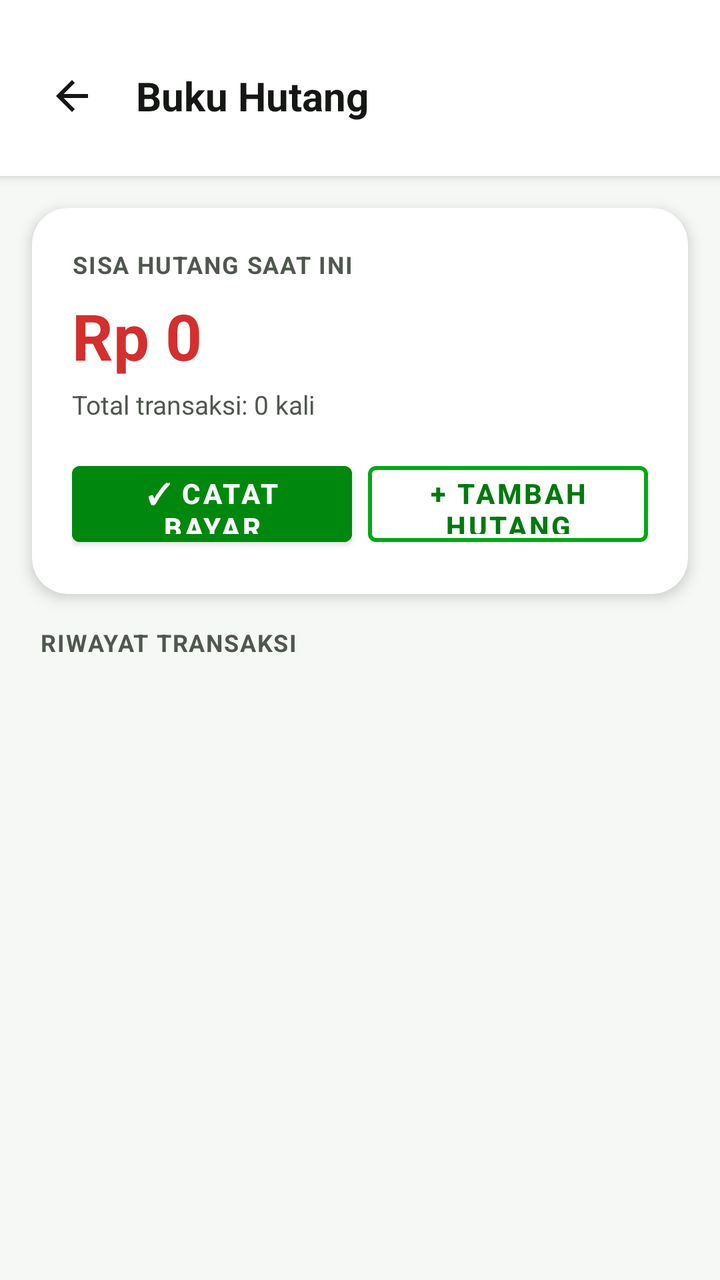
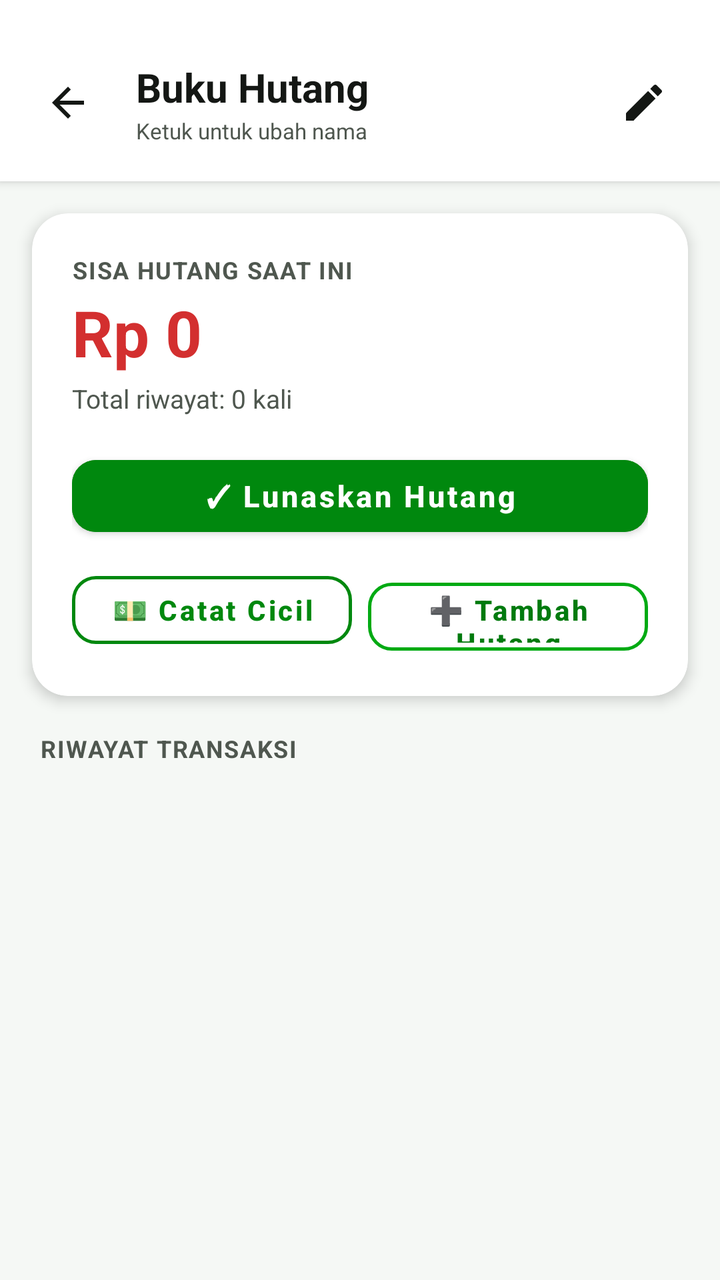

Compare the two renders of this Android layout. The source of the first and the diff that turns it into the second are given below.
<!-- AndroidManifest.xml: application theme Theme.BukuHutangDarfin -->
<!-- res/layout/activity_detail.xml -->
<?xml version="1.0" encoding="utf-8"?>
<LinearLayout xmlns:android="http://schemas.android.com/apk/res/android"
    xmlns:app="http://schemas.android.com/apk/res-auto"
    android:layout_width="match_parent"
    android:layout_height="match_parent"
    android:background="@color/background_light"
    android:orientation="vertical">

    
    <LinearLayout
        android:layout_width="match_parent"
        android:layout_height="wrap_content"
        android:background="@color/card_surface"
        android:elevation="3dp"
        android:gravity="center_vertical"
        android:orientation="horizontal"
        android:paddingStart="12dp"
        android:paddingTop="24dp"
        android:paddingEnd="16dp"
        android:paddingBottom="16dp">

        <ImageButton
            android:id="@+id/btnBack"
            android:layout_width="48dp"
            android:layout_height="48dp"
            android:background="?attr/selectableItemBackgroundBorderless"
            android:contentDescription="Kembali"
            android:src="@drawable/ic_back" />

        <TextView
            android:id="@+id/tvDetailTitle"
            android:layout_width="0dp"
            android:layout_height="wrap_content"
            android:layout_marginStart="8dp"
            android:layout_weight="1"
            android:text="Buku Hutang"
            android:textColor="@color/text_primary"
            android:textSize="20sp"
            android:textStyle="bold" />
    </LinearLayout>

    
    <androidx.cardview.widget.CardView
        android:layout_width="match_parent"
        android:layout_height="wrap_content"
        android:layout_marginStart="16dp"
        android:layout_marginTop="16dp"
        android:layout_marginEnd="16dp"
        app:cardBackgroundColor="@color/card_surface"
        app:cardCornerRadius="18dp"
        app:cardElevation="4dp">

        <LinearLayout
            android:layout_width="match_parent"
            android:layout_height="wrap_content"
            android:orientation="vertical"
            android:padding="20dp">

            <TextView
                android:layout_width="wrap_content"
                android:layout_height="wrap_content"
                android:letterSpacing="0.05"
                android:text="SISA HUTANG SAAT INI"
                android:textColor="@color/text_secondary"
                android:textSize="12sp"
                android:textStyle="bold" />

            <TextView
                android:id="@+id/tvDetailRemainingDebt"
                android:layout_width="wrap_content"
                android:layout_height="wrap_content"
                android:layout_marginTop="6dp"
                android:text="Rp 0"
                android:textColor="@color/debt_red"
                android:textSize="32sp"
                android:textStyle="bold" />

            <TextView
                android:id="@+id/tvDetailSubtext"
                android:layout_width="wrap_content"
                android:layout_height="wrap_content"
                android:layout_marginTop="4dp"
                android:text="Total transaksi: 0 kali"
                android:textColor="@color/text_secondary"
                android:textSize="13sp" />

            
            <LinearLayout
                android:layout_width="match_parent"
                android:layout_height="wrap_content"
                android:layout_marginTop="16dp"
                android:orientation="horizontal">

                <Button
                    android:id="@+id/btnQuickPay"
                    style="@style/Widget.MaterialComponents.Button"
                    android:layout_width="0dp"
                    android:layout_height="50dp"
                    android:layout_weight="1"
                    android:backgroundTint="@color/paid_green"
                    android:text="✓ Catat Bayar"
                    android:textColor="@color/white"
                    android:textSize="14sp"
                    android:textStyle="bold" />

                <Button
                    android:id="@+id/btnAddDebtForPerson"
                    style="@style/Widget.MaterialComponents.Button.OutlinedButton"
                    android:layout_width="0dp"
                    android:layout_height="50dp"
                    android:layout_marginStart="8dp"
                    android:layout_weight="1"
                    app:strokeColor="@color/primary"
                    app:strokeWidth="2dp"
                    android:text="+ Tambah Hutang"
                    android:textColor="@color/primary_dark"
                    android:textSize="14sp"
                    android:textStyle="bold" />
            </LinearLayout>

        </LinearLayout>
    </androidx.cardview.widget.CardView>

    <TextView
        android:layout_width="wrap_content"
        android:layout_height="wrap_content"
        android:layout_marginStart="20dp"
        android:layout_marginTop="16dp"
        android:layout_marginBottom="8dp"
        android:letterSpacing="0.05"
        android:text="RIWAYAT TRANSAKSI"
        android:textColor="@color/text_secondary"
        android:textSize="12sp"
        android:textStyle="bold" />

    
    <androidx.recyclerview.widget.RecyclerView
        android:id="@+id/rvTransactions"
        android:layout_width="match_parent"
        android:layout_height="0dp"
        android:layout_weight="1"
        android:clipToPadding="false"
        android:paddingStart="12dp"
        android:paddingEnd="12dp"
        android:paddingBottom="16dp" />

</LinearLayout>
<!-- resources referenced by this layout -->
<resources>
  <color name="background_light">#F5F8F5</color>
  <color name="card_surface">#FFFFFF</color>
  <color name="debt_red">#D32F2F</color>
  <color name="paid_green">#00880E</color>
  <color name="primary">#00AA13</color>
  <color name="primary_dark">#007A0E</color>
  <color name="text_primary">#141714</color>
  <color name="text_secondary">#4F574F</color>
  <color name="white">#FFFFFF</color>
  <!-- drawable ic_back (drawable) -->
  <vector xmlns:android="http://schemas.android.com/apk/res/android"
      android:width="24dp"
      android:height="24dp"
      android:viewportWidth="24"
      android:viewportHeight="24">
      <path
          android:fillColor="@color/text_primary"
          android:pathData="M20,11H7.83l5.59,-5.59L12,4l-8,8 8,8 1.41,-1.41L7.83,13H20v-2z"/>
  </vector>
  <style name="Theme.BukuHutangDarfin" parent="Theme.MaterialComponents.DayNight.NoActionBar">
          <item name="colorPrimary">@color/primary</item>
          <item name="colorPrimaryVariant">@color/primary_dark</item>
          <item name="colorOnPrimary">@color/white</item>
          <item name="colorSecondary">@color/accent</item>
          <item name="android:statusBarColor">@color/primary_dark</item>
          <item name="android:windowBackground">@color/background_light</item>
      </style>
  <color name="accent">#00C417</color>
</resources>

<!-- the commit's change to res/layout/activity_detail.xml (unified diff, before → after) -->
@@ -15,28 +15,58 @@
         android:gravity="center_vertical"
         android:orientation="horizontal"
         android:paddingStart="12dp"
-        android:paddingTop="24dp"
+        android:paddingTop="26dp"
         android:paddingEnd="16dp"
-        android:paddingBottom="16dp">
+        android:paddingBottom="14dp">
 
         <ImageButton
             android:id="@+id/btnBack"
-            android:layout_width="48dp"
-            android:layout_height="48dp"
+            android:layout_width="44dp"
+            android:layout_height="44dp"
             android:background="?attr/selectableItemBackgroundBorderless"
             android:contentDescription="Kembali"
             android:src="@drawable/ic_back" />
 
-        <TextView
-            android:id="@+id/tvDetailTitle"
+        <LinearLayout
+            android:id="@+id/layoutNameHeader"
             android:layout_width="0dp"
             android:layout_height="wrap_content"
             android:layout_marginStart="8dp"
             android:layout_weight="1"
-            android:text="Buku Hutang"
-            android:textColor="@color/text_primary"
-            android:textSize="20sp"
-            android:textStyle="bold" />
+            android:background="?attr/selectableItemBackground"
+            android:orientation="vertical"
+            android:padding="4dp">
+
+            <TextView
+                android:id="@+id/tvDetailTitle"
+                android:layout_width="wrap_content"
+                android:layout_height="wrap_content"
+                android:ellipsize="end"
+                android:maxLines="1"
+                android:text="Buku Hutang"
+                android:textColor="@color/text_primary"
+                android:textSize="20sp"
+                android:textStyle="bold" />
+
+            <TextView
+                android:layout_width="wrap_content"
+                android:layout_height="wrap_content"
+                android:layout_marginTop="1dp"
+                android:text="Ketuk untuk ubah nama"
+                android:textColor="@color/text_secondary"
+                android:textSize="11sp" />
+        </LinearLayout>
+
+        
+        <ImageButton
+            android:id="@+id/btnEditName"
+            android:layout_width="44dp"
+            android:layout_height="44dp"
+            android:background="?attr/selectableItemBackgroundBorderless"
+            android:contentDescription="Ubah Nama"
+            android:padding="10dp"
+            android:src="@drawable/ic_edit"
+            app:tint="@color/text_primary" />
     </LinearLayout>
 
     
@@ -70,6 +100,7 @@
                 android:layout_width="wrap_content"
                 android:layout_height="wrap_content"
                 android:layout_marginTop="6dp"
+                android:includeFontPadding="false"
                 android:text="Rp 0"
                 android:textColor="@color/debt_red"
                 android:textSize="32sp"
@@ -80,42 +111,62 @@
                 android:layout_width="wrap_content"
                 android:layout_height="wrap_content"
                 android:layout_marginTop="4dp"
-                android:text="Total transaksi: 0 kali"
+                android:text="Total riwayat: 0 kali"
                 android:textColor="@color/text_secondary"
                 android:textSize="13sp" />
+
+            
+            <Button
+                android:id="@+id/btnSettleDebt"
+                style="@style/Widget.MaterialComponents.Button"
+                android:layout_width="match_parent"
+                android:layout_height="48dp"
+                android:layout_marginTop="16dp"
+                android:backgroundTint="@color/paid_green"
+                android:text="✓ Lunaskan Hutang"
+                android:textAllCaps="false"
+                android:textColor="@color/white"
+                android:textSize="15sp"
+                android:textStyle="bold"
+                app:cornerRadius="12dp" />
 
             
             <LinearLayout
                 android:layout_width="match_parent"
                 android:layout_height="wrap_content"
-                android:layout_marginTop="16dp"
+                android:layout_marginTop="10dp"
                 android:orientation="horizontal">
 
                 <Button
                     android:id="@+id/btnQuickPay"
-                    style="@style/Widget.MaterialComponents.Button"
+                    style="@style/Widget.MaterialComponents.Button.OutlinedButton"
                     android:layout_width="0dp"
-                    android:layout_height="50dp"
+                    android:layout_height="46dp"
                     android:layout_weight="1"
-                    android:backgroundTint="@color/paid_green"
-                    android:text="✓ Catat Bayar"
-                    android:textColor="@color/white"
+                    android:text="💵 Catat Cicil"
+                    android:textAllCaps="false"
+                    android:textColor="@color/paid_green"
                     android:textSize="14sp"
-                    android:textStyle="bold" />
+                    android:textStyle="bold"
+                    app:cornerRadius="12dp"
+                    app:strokeColor="@color/paid_green"
+                    app:strokeWidth="1.5dp" />
 
                 <Button
                     android:id="@+id/btnAddDebtForPerson"
                     style="@style/Widget.MaterialComponents.Button.OutlinedButton"
                     android:layout_width="0dp"
-                    android:layout_height="50dp"
+                    android:layout_height="46dp"
                     android:layout_marginStart="8dp"
                     android:layout_weight="1"
-                    app:strokeColor="@color/primary"
-                    app:strokeWidth="2dp"
-                    android:text="+ Tambah Hutang"
+                    android:text="➕ Tambah Hutang"
+                    android:textAllCaps="false"
                     android:textColor="@color/primary_dark"
                     android:textSize="14sp"
-                    android:textStyle="bold" />
+                    android:textStyle="bold"
+                    app:cornerRadius="12dp"
+                    app:strokeColor="@color/primary"
+                    app:strokeWidth="1.5dp" />
             </LinearLayout>
 
         </LinearLayout>
@@ -125,7 +176,7 @@
         android:layout_width="wrap_content"
         android:layout_height="wrap_content"
         android:layout_marginStart="20dp"
-        android:layout_marginTop="16dp"
+        android:layout_marginTop="18dp"
         android:layout_marginBottom="8dp"
         android:letterSpacing="0.05"
         android:text="RIWAYAT TRANSAKSI"
@@ -142,6 +193,6 @@
         android:clipToPadding="false"
         android:paddingStart="12dp"
         android:paddingEnd="12dp"
-        android:paddingBottom="16dp" />
+        android:paddingBottom="24dp" />
 
 </LinearLayout>
<!-- resource entries referenced after the edit -->
@@ -19,6 +19,16 @@
           android:fillColor="@color/text_primary"
           android:pathData="M20,11H7.83l5.59,-5.59L12,4l-8,8 8,8 1.41,-1.41L7.83,13H20v-2z"/>
   </vector>
+  <!-- drawable ic_edit (drawable) -->
+  <vector xmlns:android="http://schemas.android.com/apk/res/android"
+      android:width="24dp"
+      android:height="24dp"
+      android:viewportWidth="24"
+      android:viewportHeight="24">
+      <path
+          android:fillColor="#141714"
+          android:pathData="M3,17.25V21h3.75L17.81,9.94l-3.75,-3.75L3,17.25zM20.71,7.04c0.39,-0.39 0.39,-1.02 0,-1.41l-2.34,-2.34c-0.39,-0.39 -1.02,-0.39 -1.41,0l-1.83,1.83 3.75,3.75 1.83,-1.83z" />
+  </vector>
   <style name="Theme.BukuHutangDarfin" parent="Theme.MaterialComponents.DayNight.NoActionBar">
           <item name="colorPrimary">@color/primary</item>
           <item name="colorPrimaryVariant">@color/primary_dark</item>
